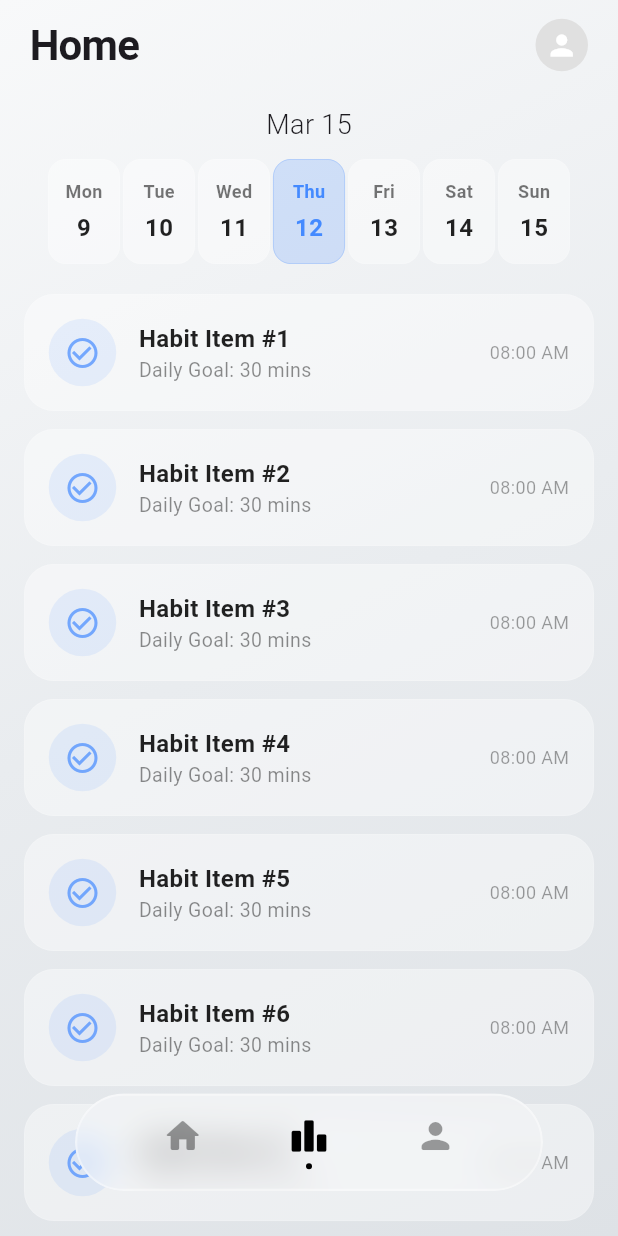
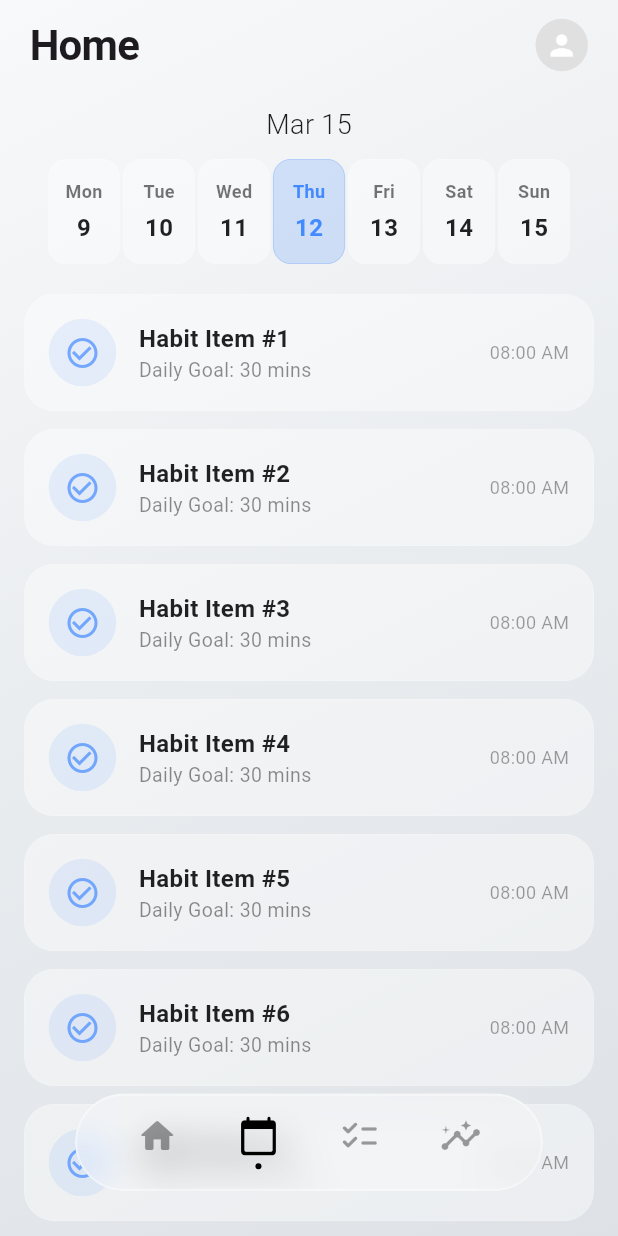
Before and after one commit to PeterMaquiran/orga-flutter, a Flutter app: the HomeScreen screen opened by its route, on a phone screen of 412 x 824 dp. Run offline on Flutter 3.47's test engine with Material 3 defaults, Android fonts, the phone set to English and light mode, and no system bars; our stand-ins replace go_router.

Commit message:
add icons to navigation

```diff
--- a/lib/ui/shared/navigationBar.dart
+++ b/lib/ui/shared/navigationBar.dart
@@ -33,8 +33,10 @@ class FloatingNavBar extends StatelessWidget {
               mainAxisAlignment: MainAxisAlignment.spaceEvenly,
               children: [
                 _navItem(Icons.home_rounded, 0),
-                _navItem(Icons.leaderboard_rounded, 1),
-                _navItem(Icons.person_rounded, 2),
+                _navItem(Icons.calendar_today_rounded, 1),
+                //_navItem(Icons.leaderboard_rounded, 1),
+                _navItem(Icons.checklist_rounded, 2),       // Task Management
+                _navItem(Icons.insights_rounded, 3),        // Analytics/Stats
               ],
             ),
           ),
```
